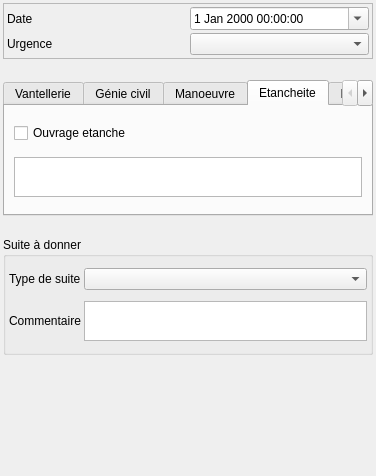
The window that Lamia/iface/qgiswidget/tools/toolprepro/base3_levee/lamiabase_levee_observation_tool_ui.ui (Artelia/Lamia) describes before a commit, drawn with Qt 5.
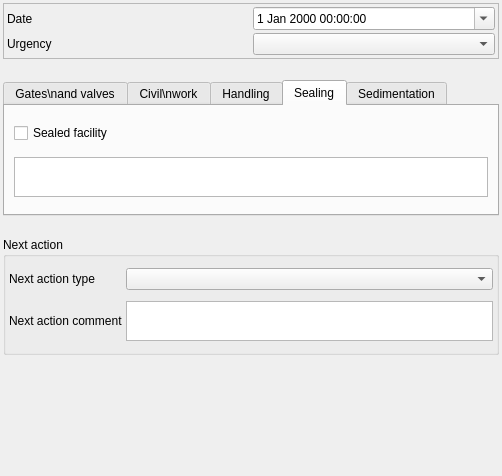
The same window after the commit. The open tabs and pages were chosen to show the change. Icons and pictures are not drawn.

The edit to the form file:
```diff
--- a/Lamia/iface/qgiswidget/tools/toolprepro/base3_levee/lamiabase_levee_observation_tool_ui.ui
+++ b/Lamia/iface/qgiswidget/tools/toolprepro/base3_levee/lamiabase_levee_observation_tool_ui.ui
@@ -6,7 +6,7 @@
    <rect>
     <x>0</x>
     <y>0</y>
-    <width>347</width>
+    <width>502</width>
     <height>476</height>
    </rect>
   </property>
@@ -58,12 +58,18 @@
         <property name="text">
          <string>Date</string>
         </property>
+        <property name="wordWrap">
+         <bool>true</bool>
+        </property>
        </widget>
       </item>
       <item row="1" column="0">
        <widget class="QLabel" name="label_5">
         <property name="text">
-         <string>Urgence</string>
+         <string>Urgency</string>
+        </property>
+        <property name="wordWrap">
+         <bool>true</bool>
         </property>
        </widget>
       </item>
@@ -307,7 +313,7 @@
              </property>
              <widget class="QWidget" name="tab">
               <attribute name="title">
-               <string>Vantellerie</string>
+               <string>Gates\nand valves</string>
               </attribute>
               <layout class="QVBoxLayout" name="verticalLayout_4">
                <item>
@@ -330,7 +336,7 @@
              </widget>
              <widget class="QWidget" name="tab_2">
               <attribute name="title">
-               <string>Génie civil</string>
+               <string>Civil\nwork</string>
               </attribute>
               <layout class="QVBoxLayout" name="verticalLayout_5">
                <item>
@@ -353,7 +359,7 @@
              </widget>
              <widget class="QWidget" name="tab_3">
               <attribute name="title">
-               <string>Manoeuvre</string>
+               <string>Handling</string>
               </attribute>
               <layout class="QVBoxLayout" name="verticalLayout_6">
                <item>
@@ -376,13 +382,13 @@
              </widget>
              <widget class="QWidget" name="tab_4">
               <attribute name="title">
-               <string>Etancheite</string>
+               <string>Sealing</string>
               </attribute>
               <layout class="QVBoxLayout" name="verticalLayout_7">
                <item>
                 <widget class="QCheckBox" name="checkBox_etancheite">
                  <property name="text">
-                  <string>Ouvrage etanche</string>
+                  <string>Sealed facility</string>
                  </property>
                 </widget>
                </item>
@@ -403,7 +409,7 @@
              </widget>
              <widget class="QWidget" name="tab_7">
               <attribute name="title">
-               <string>Envasement</string>
+               <string>Sedimentation</string>
               </attribute>
               <layout class="QVBoxLayout" name="verticalLayout_8">
                <item>
@@ -517,7 +523,7 @@
    <item>
     <widget class="QGroupBox" name="groupBox">
      <property name="title">
-      <string>Suite à donner</string>
+      <string>Next action</string>
      </property>
      <layout class="QGridLayout" name="gridLayout_4">
       <property name="leftMargin">
@@ -538,7 +544,7 @@
       <item row="1" column="0">
        <widget class="QLabel" name="label_8">
         <property name="text">
-         <string>Commentaire</string>
+         <string>Next action comment</string>
         </property>
         <property name="wordWrap">
          <bool>true</bool>
@@ -567,7 +573,7 @@
       <item row="0" column="0">
        <widget class="QLabel" name="label_4">
         <property name="text">
-         <string>Type de suite</string>
+         <string>Next action type</string>
         </property>
         <property name="wordWrap">
          <bool>true</bool>
```
Left out of the diff: 22 changed lines with no effect on the pictures.
